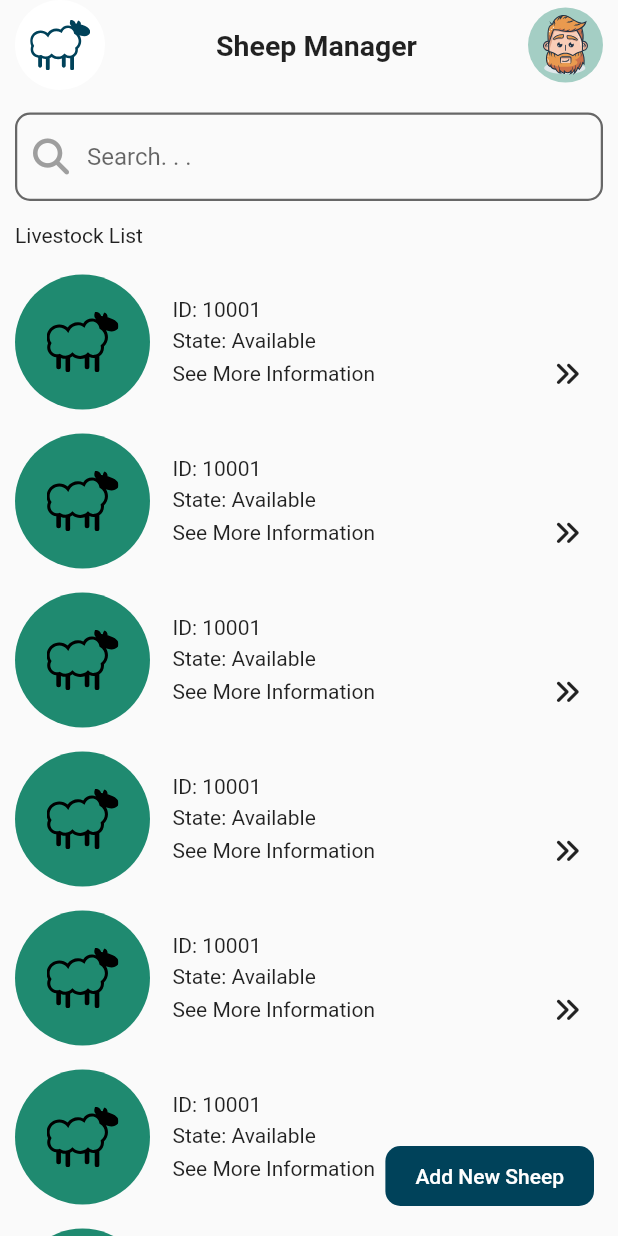
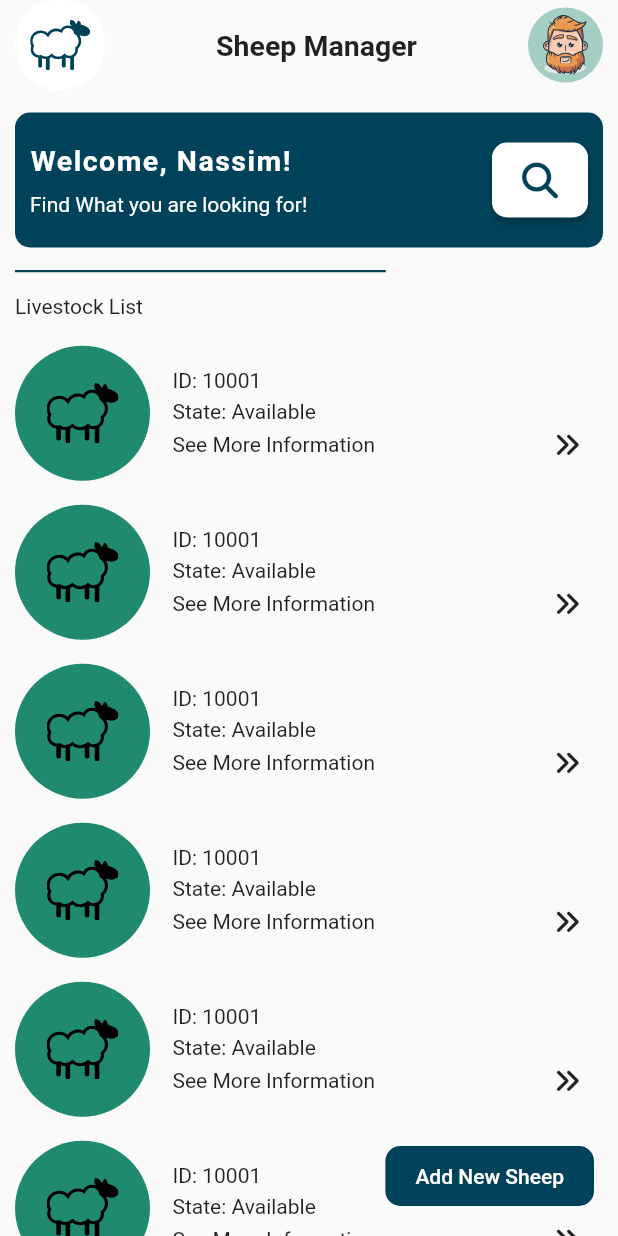
Before and after one commit to Mohamed-Ararr/LivestockManager, a Flutter app: the screen it shows after launch, on a phone screen of 412 x 824 dp. Run offline on Flutter 3.47's test engine with Material 2 defaults, Android fonts, the light colour scheme and no system bars; drawn by our look-alikes of flutter_slidable; our stand-ins replace flutter_svg, font_awesome_flutter, go_router, google_fonts; Roboto replaces fonts that are missing (Armata).

Commit message:
customize search bar to search card

```diff
--- /dev/null
+++ b/lib/Core/Utils/searchButton.dart
@@ -0,0 +1,30 @@
+// ignore_for_file: file_names
+
+import 'package:flutter/material.dart';
+import 'package:font_awesome_flutter/font_awesome_flutter.dart';
+import 'package:sheepmanager/Core/Utils/searchDele.dart';
+
+import '../../constValues.dart';
+import 'colors.dart';
+
+class SearchButton extends StatelessWidget {
+  const SearchButton({super.key});
+
+  @override
+  Widget build(BuildContext context) {
+    return ElevatedButton(
+      onPressed: () => showSearch(context: context, delegate: SearchBar()),
+      style: IconButton.styleFrom(
+        shape: RoundedRectangleBorder(
+          borderRadius: kBorderRadius,
+        ),
+        backgroundColor: Colors.white,
+        fixedSize: const Size(50, 50),
+      ),
+      child: Icon(
+        FontAwesomeIcons.magnifyingGlass,
+        color: AppColors.secColor,
+      ),
+    );
+  }
+}
--- a/lib/Features/HomeScreen/Presentation/HomeViewBody.dart
+++ b/lib/Features/HomeScreen/Presentation/HomeViewBody.dart
@@ -4,9 +4,10 @@ import 'package:flutter/material.dart';
 import 'package:sheepmanager/Core/Utils/colors.dart';
 import 'package:sheepmanager/Features/HomeScreen/Presentation/Widgets/CardsListView.dart';
 import 'package:sheepmanager/Features/HomeScreen/Presentation/Widgets/CustomAppBar.dart';
+import 'package:sheepmanager/Features/HomeScreen/Presentation/Widgets/addNewSheepButton.dart';
 import 'package:sheepmanager/constValues.dart';
 
-import 'Widgets/customText.dart';
+import 'Widgets/searchCard.dart';
 
 class HomeViewBody extends StatelessWidget {
   const HomeViewBody({super.key});
@@ -14,18 +15,7 @@ class HomeViewBody extends StatelessWidget {
   @override
   Widget build(BuildContext context) {
     return Scaffold(
-      floatingActionButton: ElevatedButton(
-        onPressed: () {},
-        style: ElevatedButton.styleFrom(
-          backgroundColor: AppColors.secColor,
-          elevation: 0,
-          shape: RoundedRectangleBorder(
-            borderRadius: kBorderRadius,
-          ),
-          padding: const EdgeInsets.symmetric(horizontal: 20, vertical: 12),
-        ),
-        child: const Text("Add New Sheep"),
-      ),
+      floatingActionButton: const AddNewSheepButton(),
       body: SafeArea(
         child: Padding(
           padding: kPaddingRightLeft,
@@ -33,14 +23,20 @@ class HomeViewBody extends StatelessWidget {
             physics: const BouncingScrollPhysics(),
             child: Column(
               crossAxisAlignment: CrossAxisAlignment.start,
-              children: const [
-                CustomAppBar(),
-                SizedBox(height: 15),
-                CustomTextField(),
-                SizedBox(height: 15),
-                Text("Livestock List"),
-                SizedBox(height: 10),
-                CardsListView(),
+              children: [
+                const CustomAppBar(),
+                const SizedBox(height: 15),
+                const SearchCard(),
+                const SizedBox(height: 15),
+                Container(
+                  width: MediaQuery.of(context).size.width * 0.6,
+                  height: 1.5,
+                  color: AppColors.secColor,
+                ),
+                const SizedBox(height: 15),
+                const Text("Livestock List"),
+                const SizedBox(height: 10),
+                const CardsListView(),
               ],
             ),
           ),
--- /dev/null
+++ b/lib/Features/HomeScreen/Presentation/Widgets/addNewSheepButton.dart
@@ -0,0 +1,26 @@
+// ignore_for_file: file_names
+
+import 'package:flutter/material.dart';
+
+import '../../../../Core/Utils/colors.dart';
+import '../../../../constValues.dart';
+
+class AddNewSheepButton extends StatelessWidget {
+  const AddNewSheepButton({super.key});
+
+  @override
+  Widget build(BuildContext context) {
+    return ElevatedButton(
+      onPressed: () {},
+      style: ElevatedButton.styleFrom(
+        backgroundColor: AppColors.secColor,
+        elevation: 0,
+        shape: RoundedRectangleBorder(
+          borderRadius: kBorderRadius,
+        ),
+        padding: const EdgeInsets.symmetric(horizontal: 20, vertical: 12),
+      ),
+      child: const Text("Add New Sheep"),
+    );
+  }
+}
--- a/lib/Features/HomeScreen/Presentation/Widgets/customText.dart
+++ /dev/null
@@ -1,43 +0,0 @@
-// ignore_for_file: file_names
-
-import 'package:flutter/material.dart';
-import 'package:font_awesome_flutter/font_awesome_flutter.dart';
-
-import '../../../../Core/Utils/colors.dart';
-import '../../../../Core/Utils/searchDele.dart';
-import '../../../../constValues.dart';
-
-class CustomTextField extends StatelessWidget {
-  const CustomTextField({
-    super.key,
-  });
-
-  @override
-  Widget build(BuildContext context) {
-    return TextField(
-      onTap: () => showSearch(context: context, delegate: SearchBar()),
-      keyboardType: TextInputType.none,
-      decoration: InputDecoration(
-        hintText: "Search. . .",
-        prefixIcon: const Icon(
-          FontAwesomeIcons.magnifyingGlass,
-        ),
-        prefixIconColor: Colors.grey,
-        enabledBorder: OutlineInputBorder(
-          borderRadius: kBorderRadius,
-          borderSide: BorderSide(
-            width: 1.5,
-            color: Colors.black.withAlpha(150),
-          ),
-        ),
-        focusedBorder: OutlineInputBorder(
-          borderRadius: kBorderRadius,
-          borderSide: BorderSide(
-            width: 1.7,
-            color: AppColors.mainColor,
-          ),
-        ),
-      ),
-    );
-  }
-}
--- /dev/null
+++ b/lib/Features/HomeScreen/Presentation/Widgets/searchCard.dart
@@ -0,0 +1,51 @@
+// ignore_for_file: file_names
+
+import 'package:flutter/material.dart';
+import 'package:sheepmanager/Core/Utils/searchButton.dart';
+
+import '../../../../Core/Utils/colors.dart';
+import '../../../../constValues.dart';
+
+class SearchCard extends StatelessWidget {
+  const SearchCard({
+    super.key,
+  });
+
+  @override
+  Widget build(BuildContext context) {
+    return Container(
+      padding: const EdgeInsets.symmetric(horizontal: 10, vertical: 20),
+      decoration: BoxDecoration(
+        color: AppColors.secColor,
+        borderRadius: kBorderRadius,
+      ),
+      child: Row(
+        mainAxisAlignment: MainAxisAlignment.spaceBetween,
+        children: [
+          Column(
+            crossAxisAlignment: CrossAxisAlignment.start,
+            children: const [
+              Text(
+                "Welcome, Nassim!",
+                style: TextStyle(
+                  fontWeight: FontWeight.bold,
+                  fontSize: 19,
+                  letterSpacing: 1,
+                  color: Colors.white,
+                ),
+              ),
+              SizedBox(height: 10),
+              Text(
+                "Find What you are looking for!",
+                style: TextStyle(
+                  color: Colors.white,
+                ),
+              ),
+            ],
+          ),
+          const SearchButton(),
+        ],
+      ),
+    );
+  }
+}
```
